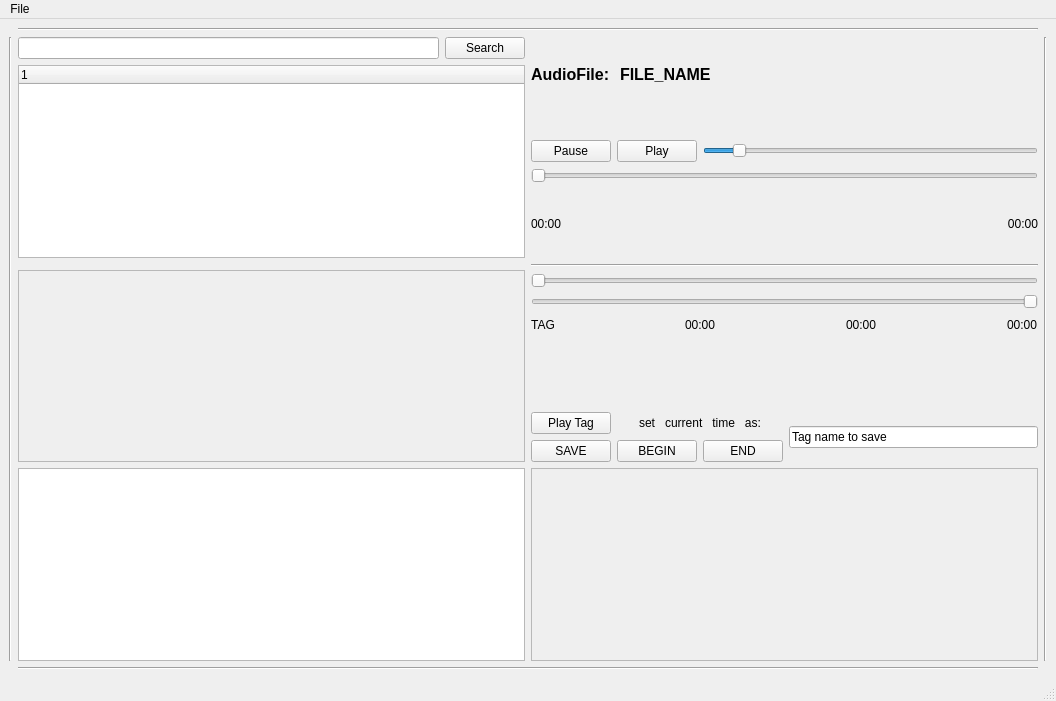
Before: the Qt Designer form mainwindow.ui in scoute/My_QtPlayer, drawn with Qt 5.
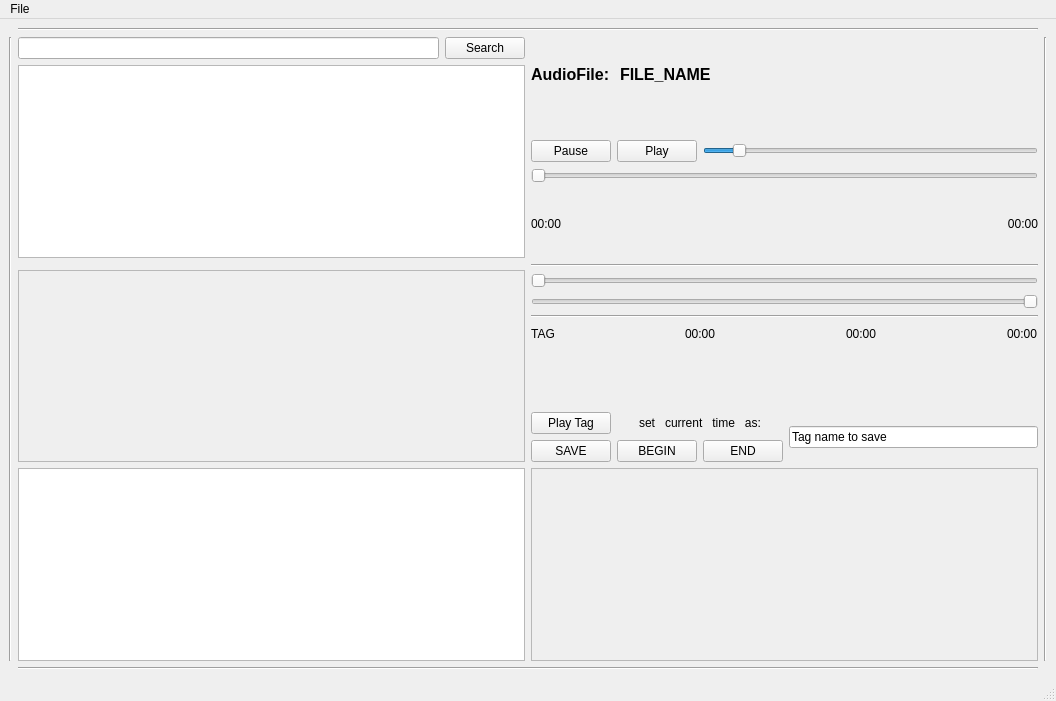
After: the same form once the commit is applied.

Commit message: добавлено дерево файлов и папок слева вверху и кнопка Exit.

Diff of the .ui file:
```diff
--- a/mainwindow.ui
+++ b/mainwindow.ui
@@ -75,15 +75,6 @@
         </property>
        </widget>
       </item>
-      <item row="2" column="1">
-       <widget class="QTreeWidget" name="treeWidget_DirTree">
-        <column>
-         <property name="text">
-          <string notr="true">1</string>
-         </property>
-        </column>
-       </widget>
-      </item>
       <item row="3" column="2" rowspan="2">
        <layout class="QVBoxLayout" name="verticalLayout_2">
         <item>
@@ -116,6 +107,13 @@
           </property>
          </widget>
         </item>
+        <item>
+         <widget class="Line" name="line_6">
+          <property name="orientation">
+           <enum>Qt::Horizontal</enum>
+          </property>
+         </widget>
+        </item>
         <item>
          <layout class="QHBoxLayout" name="horizontalLayout_2">
           <item>
@@ -405,6 +403,9 @@
         </property>
        </widget>
       </item>
+      <item row="2" column="1">
+       <widget class="QTreeView" name="treeView_DirTree"/>
+      </item>
      </layout>
     </item>
    </layout>
```
Left out of the diff: 4 changed lines with no effect on the pictures. The commit also changes 2 other files.
